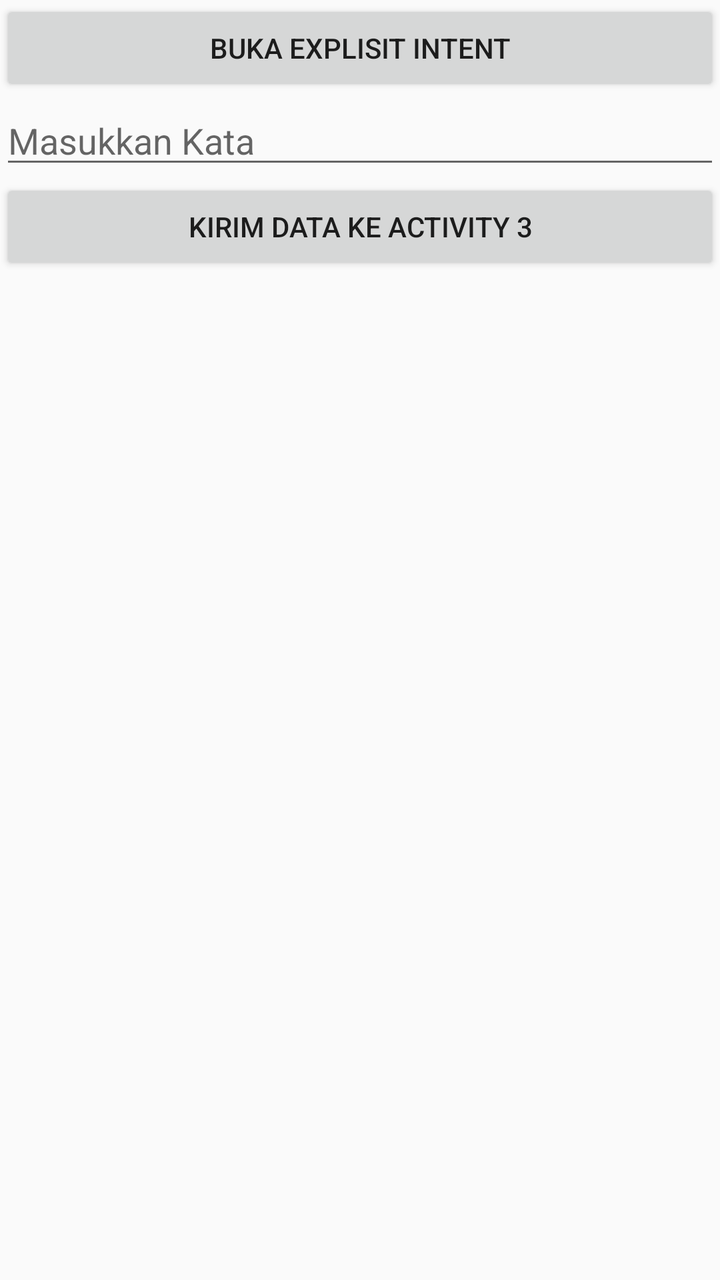
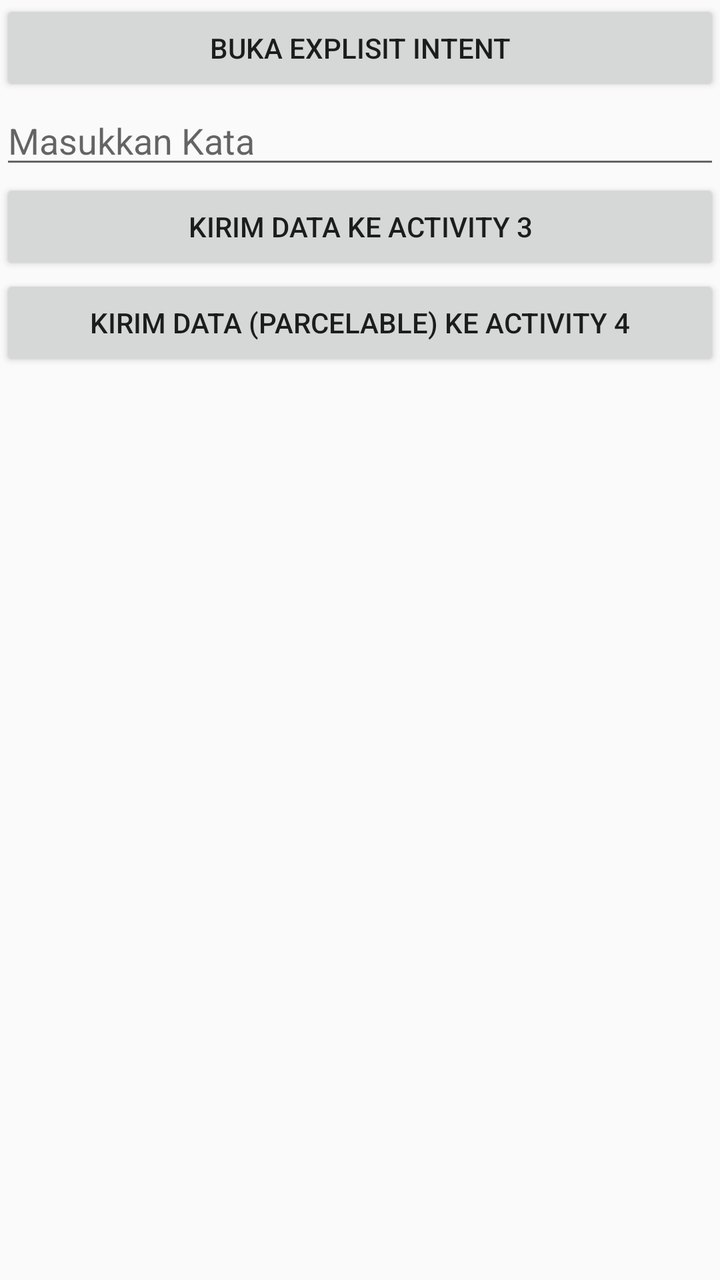

Screens rendered from an Android XML layout before and after an edit, with the pre-edit source and the edit as a unified diff.
<!-- AndroidManifest.xml: activity theme Theme.ExplisitIntent -->
<!-- res/layout/activity_main.xml -->
<?xml version="1.0" encoding="utf-8"?>
<LinearLayout xmlns:android="http://schemas.android.com/apk/res/android"
    xmlns:tools="http://schemas.android.com/tools"
    android:orientation="vertical"
    android:id="@+id/main"
    android:layout_width="match_parent"
    android:layout_height="match_parent"
    tools:context=".MainActivity"
    android:layout_margin="16dp"
    >
    <Button
        android:layout_width="match_parent"
        android:layout_height="wrap_content"
        android:id="@+id/btnExplisit1"
        android:text="Buka Explisit Intent"
        >
    </Button>

    <EditText
        android:layout_width="match_parent"
        android:layout_height="wrap_content"
        android:id="@+id/dataKirim"
        android:inputType="text"
        android:hint="Masukkan Kata"
        >
    </EditText>

    <Button
        android:layout_width="match_parent"
        android:layout_height="wrap_content"
        android:id="@+id/btnExplisit2"
        android:text="Kirim Data ke Activity 3"
        >
    </Button>


</LinearLayout>
<!-- resources referenced by this layout -->
<resources>
  <style name="Theme.ExplisitIntent" parent="android:Theme.Material.Light.NoActionBar" />
</resources>

<!-- the commit's change to res/layout/activity_main.xml (unified diff, before → after) -->
@@ -8,6 +8,7 @@
     tools:context=".MainActivity"
     android:layout_margin="16dp"
     >
+
     <Button
         android:layout_width="match_parent"
         android:layout_height="wrap_content"
@@ -33,5 +34,13 @@
         >
     </Button>
 
+    <Button
+        android:layout_width="match_parent"
+        android:layout_height="wrap_content"
+        android:id="@+id/btnImplisit3"
+        android:text="Kirim Data (Parcelable) ke Activity 4"
+        >
+    </Button>
+
 
 </LinearLayout>
